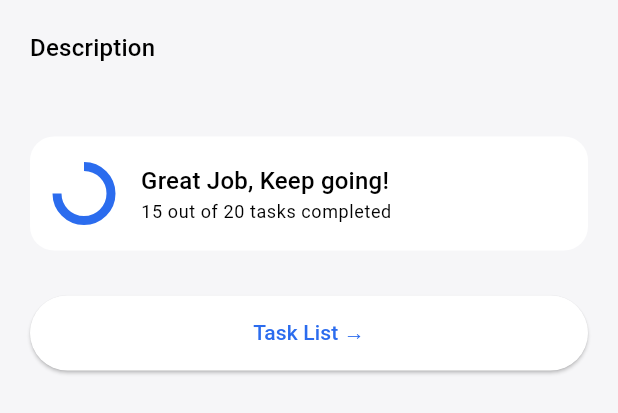
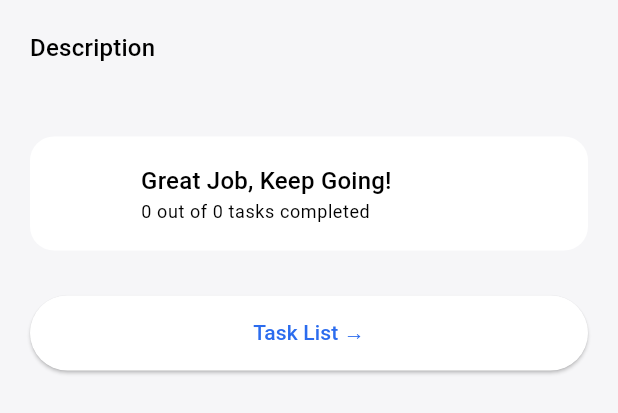
Before and after one commit to vitthalhumbe/Crew, a Flutter app: the CrewOverviewTab widget shown alone on an empty page, opened directly with empty values, on a phone screen of 412 x 824 dp. Shown: the top 413 px of the screen. Run offline on Flutter 3.47's test engine with Material 3 defaults, Android fonts, the phone set to English and light mode, and no system bars; our stand-ins replace cloud_firestore, firebase_auth, firebase_core, image_picker, lucide_icons, shared_preferences; accounts and stored records are empty.

Commit message:
progress and stats displaying everywhere completed !!

```diff
--- a/lib/ui/crews/crew_overview_tab.dart
+++ b/lib/ui/crews/crew_overview_tab.dart
@@ -1,6 +1,8 @@
 import 'package:flutter/material.dart';
 import 'package:cloud_firestore/cloud_firestore.dart';
-import 'package:testing/ui/tasks/task_list_screen.dart';
+import 'package:firebase_auth/firebase_auth.dart';
+import '../../services/progress_service.dart';
+import '../tasks/task_list_screen.dart';
 
 class CrewOverviewTab extends StatelessWidget {
   final String crewId;
@@ -9,35 +11,39 @@ class CrewOverviewTab extends StatelessWidget {
   @override
   Widget build(BuildContext context) {
     final theme = Theme.of(context);
+    final uid = FirebaseAuth.instance.currentUser!.uid;
+    final progressService = ProgressService();
 
-    return StreamBuilder<DocumentSnapshot>(
-      stream: FirebaseFirestore.instance
-          .collection("crews")
-          .doc(crewId)
-          .snapshots(),
+    return FutureBuilder<Map<String, dynamic>>(
+      future: _loadOverviewData(progressService, uid),
       builder: (context, snapshot) {
         if (!snapshot.hasData) {
           return const Center(child: CircularProgressIndicator());
         }
 
-        final data = snapshot.data!.data() as Map<String, dynamic>;
-        final desc = data["description"] ?? "";
-        final tasksCompleted = 15;
-        final totalTasks = 20;
-        final progress = tasksCompleted / totalTasks;
+        final data = snapshot.data!;
+        final description = data["description"];
+        final completed = data["completed"];
+        final total = data["total"];
+        final progress = total == 0 ? 0.0 : completed / total;
 
         return SingleChildScrollView(
           padding: const EdgeInsets.all(20),
           child: Column(
             crossAxisAlignment: CrossAxisAlignment.start,
             children: [
+
+              // ---------------- DESCRIPTION ----------------
               Text("Description", style: theme.textTheme.titleMedium),
               const SizedBox(height: 6),
               Text(
-                desc,
+                description,
                 style: theme.textTheme.bodyMedium,
               ),
+
               const SizedBox(height: 20),
+
+              // ---------------- PROGRESS CARD ----------------
               Container(
                 padding: const EdgeInsets.all(18),
                 decoration: BoxDecoration(
@@ -49,42 +55,84 @@ class CrewOverviewTab extends StatelessWidget {
                     CircularProgressIndicator(
                       value: progress,
                       strokeWidth: 6,
+                      color: theme.colorScheme.primary,
                     ),
                     const SizedBox(width: 20),
+
                     Column(
                       crossAxisAlignment: CrossAxisAlignment.start,
                       children: [
-                        Text("Great Job, Keep going!",
-                            style: theme.textTheme.titleMedium),
                         Text(
-                          "$tasksCompleted out of $totalTasks tasks completed",
+                          "Great Job, Keep Going!",
+                          style: theme.textTheme.titleMedium,
+                        ),
+                        Text(
+                          "$completed out of $total tasks completed",
                           style: theme.textTheme.bodySmall,
-                        )
+                        ),
                       ],
-                    )
+                    ),
                   ],
                 ),
               ),
+
               const SizedBox(height: 30),
+
+              // ---------------- TASK LIST BUTTON ----------------
               SizedBox(
                 width: double.infinity,
                 height: 50,
                 child: ElevatedButton(
                   onPressed: () {
                     Navigator.push(
-              context,
-              MaterialPageRoute(
-                builder: (_) => TaskListScreen(crewId: crewId),
-              ),
-            );
+                      context,
+                      MaterialPageRoute(
+                        builder: (_) => TaskListScreen(crewId: crewId),
+                      ),
+                    );
                   },
                   child: const Text("Task List →"),
                 ),
-              )
+              ),
             ],
           ),
         );
       },
     );
   }
+
+  // -----------------------------------------------------------
+  // Load description + total tasks + completed tasks
+  // -----------------------------------------------------------
+  Future<Map<String, dynamic>> _loadOverviewData(
+    ProgressService service,
+    String uid,
+  ) async {
+    final crewDoc = await FirebaseFirestore.instance
+        .collection("crews")
+        .doc(crewId)
+        .get();
+
+    final crewData = crewDoc.data() ?? {};
+
+    final tasksSnap = await FirebaseFirestore.instance
+        .collection("crews")
+        .doc(crewId)
+        .collection("tasks")
+        .get();
+
+    int totalTasks = tasksSnap.docs.length;
+    int completedTasks = 0;
+
+    for (var t in tasksSnap.docs) {
+      final completedBy = List<String>.from(t["completedBy"] ?? []);
+      if (completedBy.contains(uid)) completedTasks++;
+    }
+
+    return {
+      "description": crewData["description"] ?? "",
+      "completed": completedTasks,
+      "total": totalTasks,
+    };
+  }
 }
```
Also changed, not shown: lib/services/progress_service.dart (added, +177 -0 lines), lib/ui/crews/crew_leaderboard_tab.dart (+79 -31 lines), lib/ui/crews/crews_screen.dart (+20 -9 lines), lib/ui/home/home_screen.dart (+33 -7 lines), lib/ui/profile/profile_screen.dart (+10 -34 lines), lib/ui/tasks/task_detail_screen.dart (+9 -14 lines), lib/widgets/progress_ring.dart (added, +45 -0 lines).
